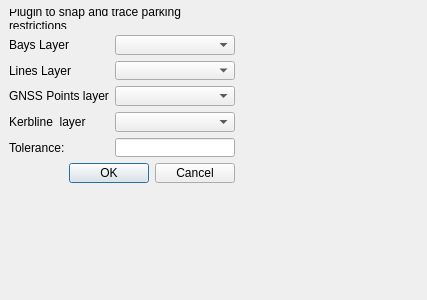
This is TOMs_Snap_Trace_dialog_base.ui in tlh22/TOMsSnapTrace as Qt 5 draws it before an edit. The edited form follows.
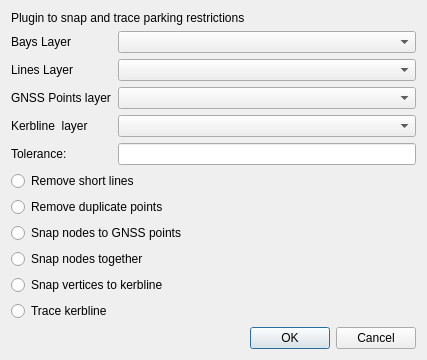
This is the edited form.

```diff
--- a/TOMs_Snap_Trace_dialog_base.ui
+++ b/TOMs_Snap_Trace_dialog_base.ui
@@ -7,21 +7,12 @@
     <x>0</x>
     <y>0</y>
     <width>427</width>
-    <height>300</height>
+    <height>341</height>
    </rect>
   </property>
   <property name="windowTitle">
    <string>TOMsSnapTrace</string>
   </property>
-  <widget class="QWidget" name="">
-   <property name="geometry">
-    <rect>
-     <x>9</x>
-     <y>9</y>
-     <width>226</width>
-     <height>174</height>
-    </rect>
-   </property>
    <layout class="QFormLayout" name="formLayout">
     <item row="0" column="0" colspan="2">
      <widget class="QLabel" name="label_4">
@@ -84,6 +75,66 @@
      <widget class="QLineEdit" name="fld_Tolerance"/>
     </item>
     <item row="6" column="0" colspan="2">
+    <widget class="QRadioButton" name="rb_removeShortLines">
+     <property name="text">
+      <string>Remove short lines</string>
+     </property>
+     <property name="autoExclusive">
+      <bool>false</bool>
+     </property>
+    </widget>
+   </item>
+   <item row="7" column="0" colspan="2">
+    <widget class="QRadioButton" name="rb_removeDuplicatePoints">
+     <property name="text">
+      <string>Remove duplicate points</string>
+     </property>
+     <property name="autoExclusive">
+      <bool>false</bool>
+     </property>
+    </widget>
+   </item>
+   <item row="8" column="0" colspan="2">
+    <widget class="QRadioButton" name="rb_snapNodesToGNSS">
+     <property name="text">
+      <string>Snap nodes to GNSS points</string>
+     </property>
+     <property name="autoExclusive">
+      <bool>false</bool>
+     </property>
+    </widget>
+   </item>
+   <item row="9" column="0" colspan="2">
+    <widget class="QRadioButton" name="rb_snapNodesTogether">
+     <property name="text">
+      <string>Snap nodes together</string>
+     </property>
+     <property name="autoExclusive">
+      <bool>false</bool>
+     </property>
+    </widget>
+   </item>
+   <item row="10" column="0" colspan="2">
+    <widget class="QRadioButton" name="rb_snapVerticesToKerb">
+     <property name="text">
+      <string>Snap vertices to kerbline</string>
+     </property>
+     <property name="autoExclusive">
+      <bool>false</bool>
+     </property>
+    </widget>
+   </item>
+   <item row="11" column="0">
+    <widget class="QRadioButton" name="rb_traceKerbline">
+     <property name="text">
+      <string>Trace kerbline</string>
+     </property>
+     <property name="autoExclusive">
+      <bool>false</bool>
+     </property>
+    </widget>
+   </item>
+   <item row="12" column="0" colspan="2">
      <widget class="QDialogButtonBox" name="button_box">
       <property name="orientation">
        <enum>Qt::Horizontal</enum>
@@ -94,7 +145,6 @@
      </widget>
     </item>
    </layout>
-  </widget>
  </widget>
  <resources/>
  <connections>
```
Lines whose indentation alone changed are shown as unchanged.
